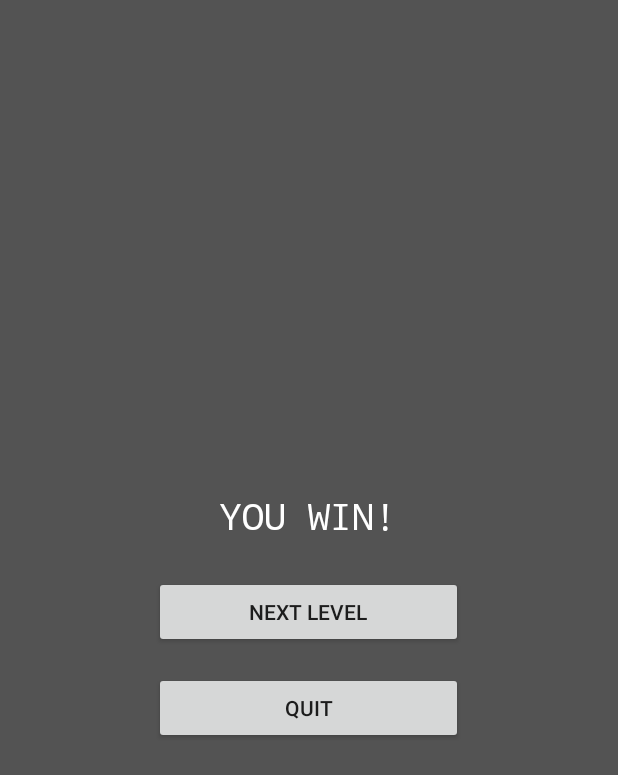
After one commit to markormesher/grid, an Android app: the layout merge_win_overlay.xml on its own in the app's theme, with its tools: preview values and no code run, on a phone screen of 412 x 824 dp. The commit adds this screen. Shown: the top 775 px of the screen. Run offline under Robolectric (Android 15) with nearby library versions, the phone set to English and light mode, and no system bars.

Commit message:
Pause and win overlays

```diff
--- /dev/null
+++ b/app/src/main/res/layout/merge_win_overlay.xml
@@ -0,0 +1,45 @@
+<?xml version="1.0" encoding="utf-8"?>
+<LinearLayout
+        xmlns:android="http://schemas.android.com/apk/res/android"
+        android:orientation="horizontal"
+        android:layout_width="match_parent"
+        android:layout_height="match_parent"
+        android:gravity="center"
+        android:weightSum="2"
+        android:background="#aa000000"
+        >
+
+    <LinearLayout
+            android:layout_width="0dp"
+            android:layout_weight="1"
+            android:layout_height="wrap_content"
+            android:orientation="vertical"
+            android:gravity="center"
+            >
+
+        <TextView
+                android:layout_width="wrap_content"
+                android:layout_height="wrap_content"
+                android:layout_marginBottom="@dimen/space_medium"
+                android:text="@string/win_title"
+                style="@style/overlay_title"
+                />
+
+        <Button
+                android:id="@+id/btn_win_next"
+                android:layout_width="match_parent"
+                android:layout_height="wrap_content"
+                android:text="@string/win_next"
+                android:layout_marginBottom="@dimen/space_small"
+                />
+
+        <Button
+                android:id="@+id/btn_win_quit"
+                android:layout_width="match_parent"
+                android:layout_height="wrap_content"
+                android:text="@string/win_quit"
+                />
+
+    </LinearLayout>
+
+</LinearLayout>
--- a/app/src/main/res/values/strings.xml
+++ b/app/src/main/res/values/strings.xml
@@ -17,4 +17,12 @@
     <string name="stat_time_default">00:00</string>
     <string name="stat_flips_default">0</string>
 
+    <string name="paused_title">Paused</string>
+    <string name="paused_resume">Resume</string>
+    <string name="paused_quit">Quit</string>
+
+    <string name="win_title">You Win!</string>
+    <string name="win_next">Next Level</string>
+    <string name="win_quit">Quit</string>
+
 </resources>
--- a/app/src/main/res/values/styles.xml
+++ b/app/src/main/res/values/styles.xml
@@ -18,4 +18,11 @@
 		<item name="android:fontFamily">monospace</item>
     </style>
 
+    <style name="overlay_title">
+        <item name="android:textColor">#ffffffff</item>
+        <item name="android:textSize">24sp</item>
+        <item name="android:textAllCaps">true</item>
+		<item name="android:fontFamily">monospace</item>
+    </style>
+
 </resources>
```
Also changed, not shown: app/src/main/kotlin/uk/co/markormesher/grid/GameActivity.kt (+21 -8 lines), app/src/main/kotlin/uk/co/markormesher/grid/model/GameState.kt (+9 -3 lines), app/src/main/kotlin/uk/co/markormesher/grid/ui/GameBoard.kt (+9 -1 lines), app/src/main/kotlin/uk/co/markormesher/grid/ui/GameCell.kt (+7 -1 lines), app/src/main/kotlin/uk/co/markormesher/grid/ui/cell_decorator/BasicCellDecorator.kt (+11 -2 lines), app/src/main/res/layout-land/activity_game.xml (+23 -2 lines), app/src/main/res/layout-port/activity_game.xml (+23 -1 lines), app/src/main/res/layout/merge_pause_overlay.xml (added, +45 -0 lines).
